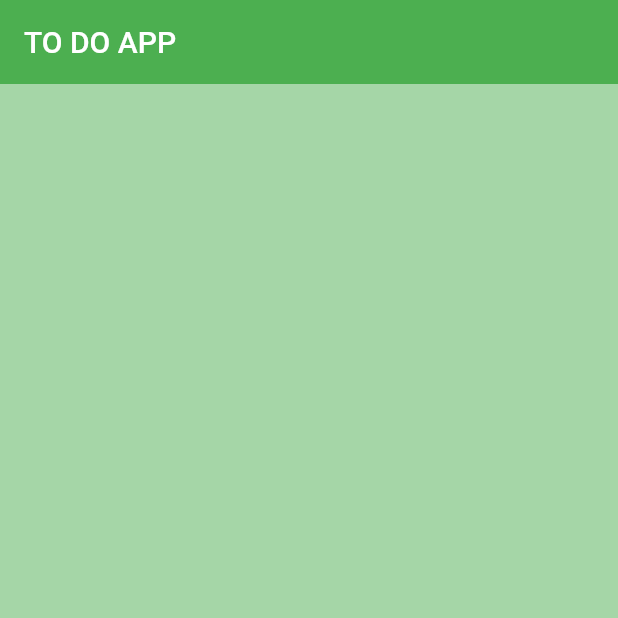
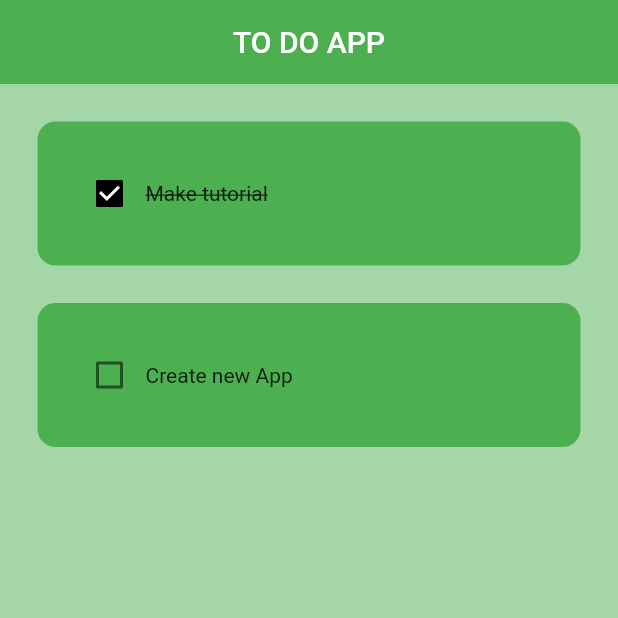
Before and after one commit to DiegoHS07/todo_flutter_app, a Flutter app: the screen it shows after launch, on a phone screen of 412 x 824 dp, the top half of it. Run offline on Flutter 3.47's test engine with Material 2 defaults, Android fonts, the phone set to English and light mode, and no system bars.

Commit message:
Create todo_tile

```diff
--- a/lib/home_page.dart
+++ /dev/null
@@ -1,21 +0,0 @@
-import 'package:flutter/material.dart';
-
-class HomePage extends StatefulWidget {
-  const HomePage({super.key});
-
-  @override
-  State<HomePage> createState() => _HomePageState();
-}
-
-class _HomePageState extends State<HomePage> {
-  @override
-  Widget build(BuildContext context) {
-    return Scaffold(
-      backgroundColor: Colors.green[200],
-      appBar: AppBar(
-        title: const Text("TO DO APP"),
-        elevation: 0,
-      ),
-    );
-  }
-}
--- a/lib/main.dart
+++ b/lib/main.dart
@@ -1,5 +1,5 @@
 import 'package:flutter/material.dart';
-import 'package:todo_flutter_app/home_page.dart';
+import 'package:todo_flutter_app/pages/home_page.dart';
 
 void main() {
   runApp(const MyApp());
--- /dev/null
+++ b/lib/pages/home_page.dart
@@ -0,0 +1,45 @@
+import 'package:flutter/material.dart';
+import 'package:todo_flutter_app/utilities/todo_tile.dart';
+
+class HomePage extends StatefulWidget {
+  const HomePage({super.key});
+
+  @override
+  State<HomePage> createState() => _HomePageState();
+}
+
+class _HomePageState extends State<HomePage> {
+  //List of todo tasks
+  List toDoList = [
+    ["Make tutorial", true],
+    ["Create new App", false]
+  ];
+
+  void checkBoxChanged(bool? value, int index){
+    setState(() {
+      toDoList[index][1] = !toDoList[index][1];
+    });
+  }
+
+  @override
+  Widget build(BuildContext context) {
+    return Scaffold(
+      backgroundColor: Colors.green[200],
+      appBar: AppBar(
+        title: const Text("TO DO APP"),
+        elevation: 0,
+        centerTitle: true,
+      ),
+      body: ListView.builder(
+        itemCount: toDoList.length,
+        itemBuilder: (context, index) {
+          return ToDoTile(
+            taskName: toDoList[index][0],
+            taskCompleted: toDoList[index][1],
+            onChanged: (value) => checkBoxChanged(value, index),
+          );
+        },
+      ),
+    );
+  }
+}
--- /dev/null
+++ b/lib/utilities/todo_tile.dart
@@ -0,0 +1,46 @@
+import 'package:flutter/material.dart';
+
+class ToDoTile extends StatelessWidget {
+  final String taskName;
+  final bool taskCompleted;
+  Function(bool?)? onChanged;
+
+  ToDoTile({
+    super.key,
+    required this.taskName,
+    required this.taskCompleted,
+    required this.onChanged,
+  });
+
+  @override
+  Widget build(BuildContext context) {
+    return Padding(
+        padding: const EdgeInsets.only(left: 25.0, top: 25.0, right: 25.0),
+        child: Container(
+          padding: const EdgeInsets.all(24),
+          decoration: BoxDecoration(
+            color: Colors.green, borderRadius: BorderRadius.circular(12)
+          ),
+          child: Row(
+            children: [
+              //Checkbox
+              Checkbox(
+                value: taskCompleted,
+                onChanged: onChanged,
+                activeColor: Colors.black,
+              ),
+
+              //Task name
+              Text(
+                taskName,
+                style: TextStyle(
+                  decoration: taskCompleted
+                  ? TextDecoration.lineThrough
+                  : TextDecoration.none,
+                ),
+              ),
+            ],
+          ),
+        ));
+  }
+}
```
